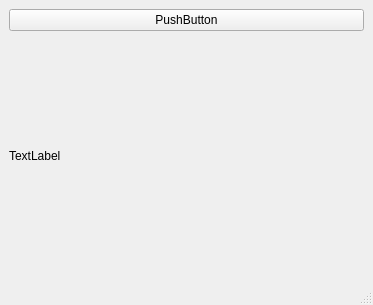
Qt form lesson-06/widget/mainwindow.ui (mola/learn-cpp) before a commit.
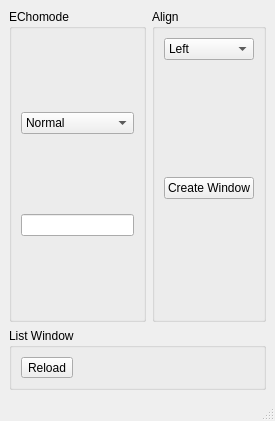
The same form after that commit.

Commit message: update widget project

```diff
--- a/lesson-06/widget/mainwindow.ui
+++ b/lesson-06/widget/mainwindow.ui
@@ -6,27 +6,134 @@
    <rect>
     <x>0</x>
     <y>0</y>
-    <width>373</width>
-    <height>305</height>
+    <width>275</width>
+    <height>421</height>
    </rect>
   </property>
   <property name="windowTitle">
    <string>MainWindow</string>
   </property>
   <widget class="QWidget" name="centralwidget">
-   <layout class="QVBoxLayout" name="verticalLayout">
-    <item>
-     <widget class="QPushButton" name="pushButton">
-      <property name="text">
-       <string>PushButton</string>
+   <layout class="QGridLayout" name="gridLayout">
+    <item row="0" column="1">
+     <widget class="QGroupBox" name="groupBox_2">
+      <property name="title">
+       <string>Align</string>
       </property>
+      <layout class="QVBoxLayout" name="verticalLayout_2">
+       <item>
+        <widget class="QComboBox" name="comboAligment">
+         <item>
+          <property name="text">
+           <string>Left</string>
+          </property>
+         </item>
+         <item>
+          <property name="text">
+           <string>Center</string>
+          </property>
+         </item>
+         <item>
+          <property name="text">
+           <string>Right</string>
+          </property>
+         </item>
+        </widget>
+       </item>
+       <item>
+        <spacer name="verticalSpacer">
+         <property name="orientation">
+          <enum>Qt::Vertical</enum>
+         </property>
+         <property name="sizeHint" stdset="0">
+          <size>
+           <width>20</width>
+           <height>40</height>
+          </size>
+         </property>
+        </spacer>
+       </item>
+       <item>
+        <widget class="QPushButton" name="CreateWindow">
+         <property name="sizePolicy">
+          <sizepolicy hsizetype="Minimum" vsizetype="Fixed">
+           <horstretch>0</horstretch>
+           <verstretch>0</verstretch>
+          </sizepolicy>
+         </property>
+         <property name="text">
+          <string>Create Window</string>
+         </property>
+        </widget>
+       </item>
+       <item>
+        <spacer name="verticalSpacer_2">
+         <property name="orientation">
+          <enum>Qt::Vertical</enum>
+         </property>
+         <property name="sizeHint" stdset="0">
+          <size>
+           <width>20</width>
+           <height>40</height>
+          </size>
+         </property>
+        </spacer>
+       </item>
+      </layout>
      </widget>
     </item>
-    <item>
-     <widget class="QLabel" name="label">
-      <property name="text">
-       <string>TextLabel</string>
+    <item row="0" column="0">
+     <widget class="QGroupBox" name="groupBox">
+      <property name="title">
+       <string>EChomode</string>
       </property>
+      <layout class="QVBoxLayout" name="verticalLayout">
+       <property name="spacing">
+        <number>6</number>
+       </property>
+       <item>
+        <widget class="QComboBox" name="comboBox">
+         <property name="sizePolicy">
+          <sizepolicy hsizetype="Expanding" vsizetype="Fixed">
+           <horstretch>0</horstretch>
+           <verstretch>0</verstretch>
+          </sizepolicy>
+         </property>
+         <item>
+          <property name="text">
+           <string>Normal</string>
+          </property>
+         </item>
+         <item>
+          <property name="text">
+           <string>Password</string>
+          </property>
+         </item>
+        </widget>
+       </item>
+       <item>
+        <widget class="QLineEdit" name="lineEdit"/>
+       </item>
+      </layout>
+     </widget>
+    </item>
+    <item row="1" column="0" colspan="2">
+     <widget class="QGroupBox" name="groupBox_3">
+      <property name="title">
+       <string>List Window</string>
+      </property>
+      <layout class="QVBoxLayout" name="verticalLayout_4">
+       <item>
+        <widget class="QToolButton" name="toolButton">
+         <property name="text">
+          <string>Reload</string>
+         </property>
+        </widget>
+       </item>
+       <item>
+        <layout class="QVBoxLayout" name="vb"/>
+       </item>
+      </layout>
      </widget>
     </item>
    </layout>
```
Left out of the diff: 4 changed lines with no effect on the pictures. The commit also changes 4 other files.
